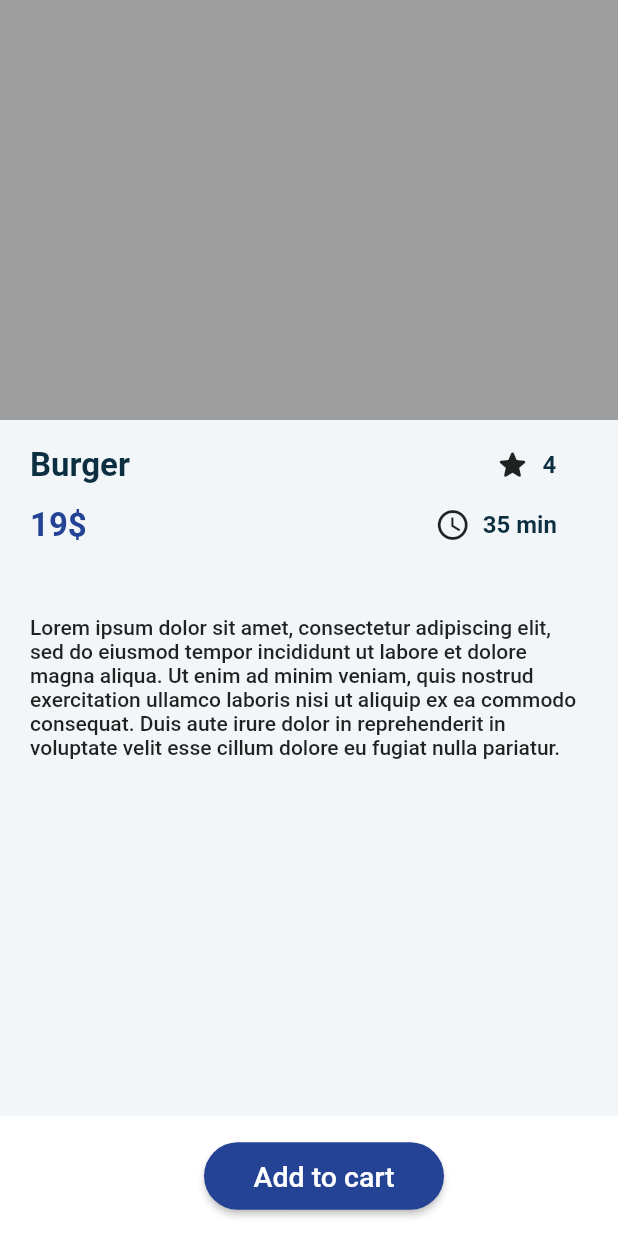
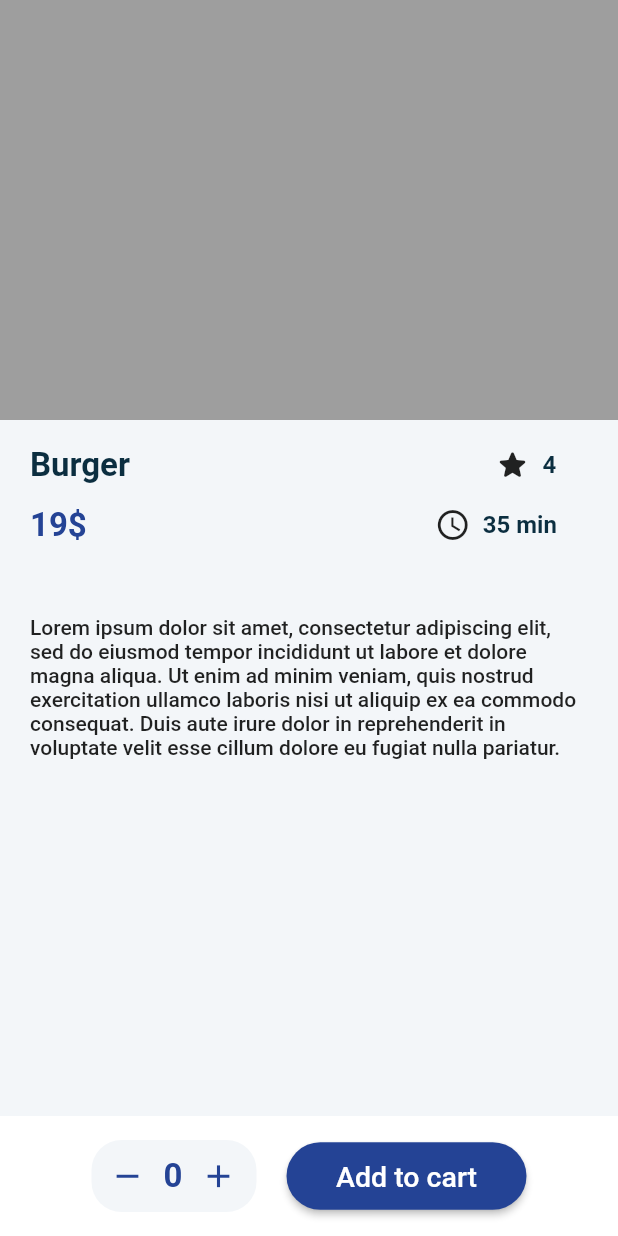
Before and after one commit to ahmadshakir21/Eagle_Food_Ordering_App, a Flutter app: the SingleFoodDetails screen opened directly, on a phone screen of 412 x 824 dp. Run offline on Flutter 3.47's test engine with Material 2 defaults, Android fonts, the phone set to English and light mode, and no system bars; our stand-ins replace font_awesome_flutter, smooth_page_indicator.

Commit message:
Toda's Commit

```diff
--- a/lib/screens/single_food_details.dart
+++ b/lib/screens/single_food_details.dart
@@ -96,7 +96,35 @@ class SingleFoodDetails extends StatelessWidget {
           child: Row(
             mainAxisAlignment: MainAxisAlignment.center,
             children: [
-              Container(),
+              //TODO: create count up & count down button
+              Container(
+                width: 110,
+                decoration: BoxDecoration(
+                    color: Color(0xFFf3f6f9),
+                    borderRadius: BorderRadius.circular(20)),
+                child: Row(children: [
+                  IconButton(
+                    onPressed: () {},
+                    icon: const Icon(Icons.remove,
+                        size: 25, color: Color(0xFF244395)),
+                  ),
+                  //TODO: add functionality for the child of Text widget
+                  const Text(
+                    "0",
+                    style: TextStyle(
+                        fontSize: 22,
+                        fontWeight: FontWeight.bold,
+                        color: Color(0xFF244395)),
+                  ),
+                  IconButton(
+                      onPressed: () {},
+                      icon: const Icon(
+                        Icons.add,
+                        size: 25,
+                        color: Color(0xFF244395),
+                      )),
+                ]),
+              ),
               const SizedBox(
                 width: 20,
               ),
--- a/lib/src/app.dart
+++ b/lib/src/app.dart
@@ -1,8 +1,10 @@
 import 'package:flutter/material.dart';
 import 'package:food_ordering_app/screens/authentication_sign_in.dart';
 import 'package:food_ordering_app/screens/authentication_sign_up.dart';
+import 'package:food_ordering_app/screens/cart.dart';
 import 'package:food_ordering_app/screens/expoer_menu.dart';
 import 'package:food_ordering_app/screens/home_screen.dart';
+import 'package:food_ordering_app/screens/offers_and_deals.dart';
 import 'package:food_ordering_app/screens/on_boarding_screen.dart';
 import 'package:food_ordering_app/screens/single_food_details.dart';
 import 'package:food_ordering_app/screens/splash_screen.dart';
@@ -16,7 +18,7 @@ class MyApp extends StatelessWidget {
     return MaterialApp(
       title: 'Flutter Demo',
       debugShowCheckedModeBanner: false,
-      home: SingleFoodDetails(),
+      home: Cart(),
     );
   }
 }
```
Also changed, not shown: lib/screens/cart.dart (added, +12 -0 lines), lib/screens/home_screen.dart (+2 -75 lines), lib/screens/offers_and_deals.dart (added, +98 -0 lines), lib/widgets/new_offer_item.dart (added, +83 -0 lines).
